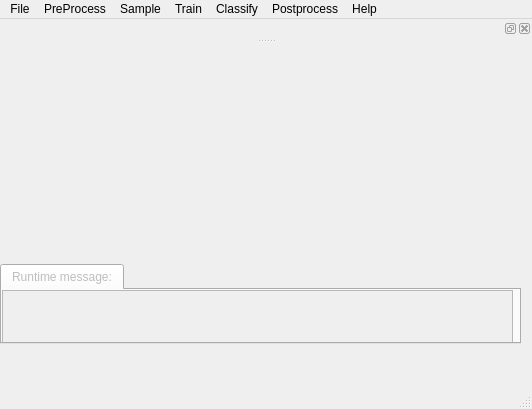
Old version of the form ui/MainWin.ui in the repository scrssys/SCRS_RS_AI.
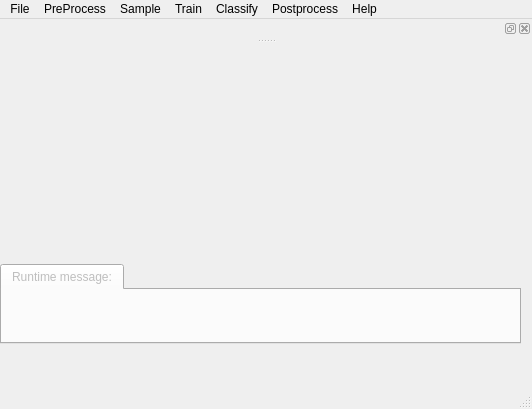
New version of the form.

Diff of the .ui file:
```diff
--- a/ui/MainWin.ui
+++ b/ui/MainWin.ui
@@ -55,7 +55,7 @@
       <property name="geometry">
        <rect>
         <x>0</x>
-        <y>0</y>
+        <y>-170</y>
         <width>511</width>
         <height>61</height>
        </rect>
```
Left out of the diff: 57 changed lines with no effect on the pictures.
